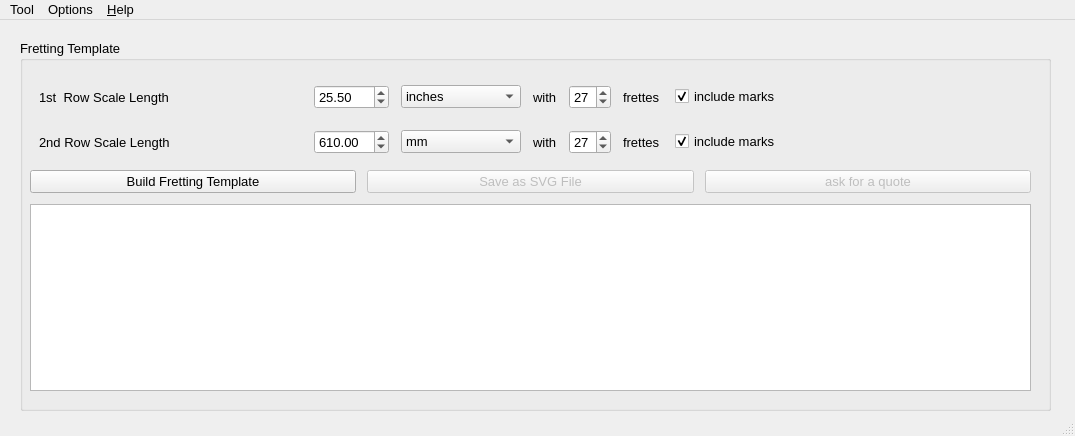
This is libs/LutherieTemplatesV1_alpha.ui in Gad/LutherieTools as Qt 5 draws it before an edit. The edited form follows.
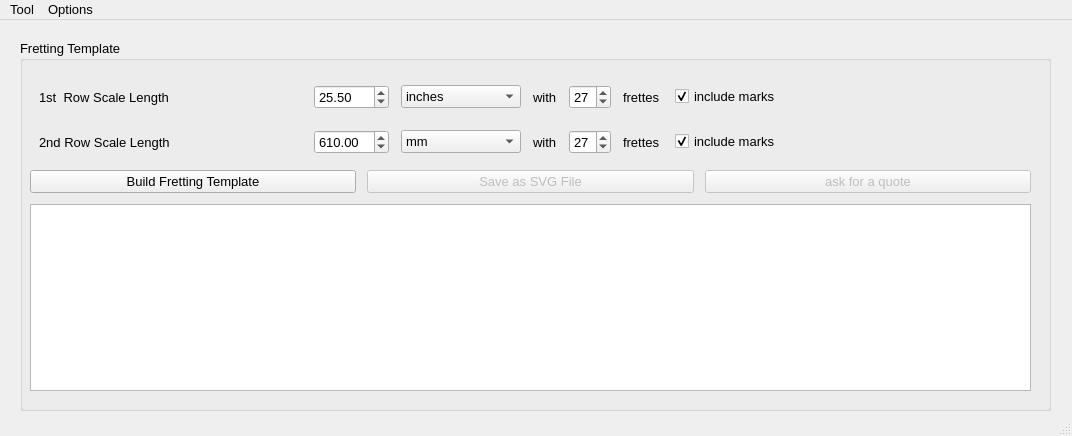
This is the edited form. Icons and pictures are not drawn.

What changed in the file:
```diff
--- a/libs/LutherieTemplatesV1_alpha.ui
+++ b/libs/LutherieTemplatesV1_alpha.ui
@@ -6,10 +6,16 @@
    <rect>
     <x>0</x>
     <y>0</y>
-    <width>1075</width>
+    <width>1072</width>
     <height>436</height>
    </rect>
   </property>
+  <property name="sizePolicy">
+   <sizepolicy hsizetype="Fixed" vsizetype="Fixed">
+    <horstretch>0</horstretch>
+    <verstretch>0</verstretch>
+   </sizepolicy>
+  </property>
   <property name="font">
    <font>
     <family>Yu Gothic UI</family>
@@ -329,16 +335,10 @@
     <rect>
      <x>0</x>
      <y>0</y>
-     <width>1075</width>
+     <width>1072</width>
      <height>21</height>
     </rect>
    </property>
-   <widget class="QMenu" name="menu_Help">
-    <property name="title">
-     <string>&amp;Help</string>
-    </property>
-    <addaction name="actionHow_does_it_work"/>
-   </widget>
    <widget class="QMenu" name="menuTool">
     <property name="title">
      <string>Tool</string>
@@ -364,7 +364,6 @@
    </widget>
    <addaction name="menuTool"/>
    <addaction name="menuOptions"/>
-   <addaction name="menu_Help"/>
   </widget>
   <widget class="QStatusBar" name="statusBar"/>
   <action name="actionHow_does_it_work">
```
Left out of the diff: 4 changed lines with no effect on the pictures.
